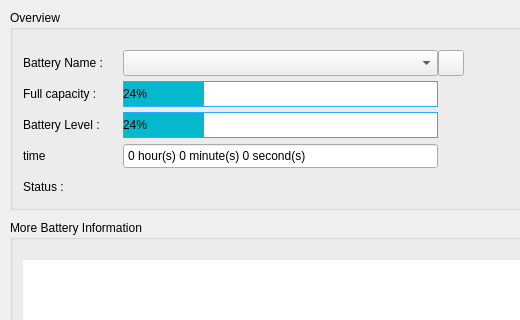
First picture: the form in app/dashboard/pbattery.ui, repository rahmanshaber/corebox, before the edit; both pictures show x 0 to 520 and y 0 to 320 of the 799 by 552 pixel window.
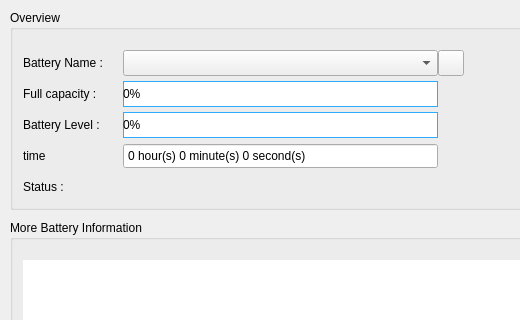
Second picture: the form after the edit. Icons and pictures are not drawn.

Patch:
```diff
--- a/app/dashboard/pbattery.ui
+++ b/app/dashboard/pbattery.ui
@@ -280,7 +280,7 @@
 }</string>
         </property>
         <property name="value">
-         <number>24</number>
+         <number>0</number>
         </property>
         <property name="alignment">
          <set>Qt::AlignLeading|Qt::AlignLeft|Qt::AlignVCenter</set>
@@ -346,7 +346,7 @@
 }</string>
         </property>
         <property name="value">
-         <number>24</number>
+         <number>0</number>
         </property>
         <property name="alignment">
          <set>Qt::AlignLeading|Qt::AlignLeft|Qt::AlignVCenter</set>
```
Left out of the diff: 3 changed lines with no effect on the pictures.
